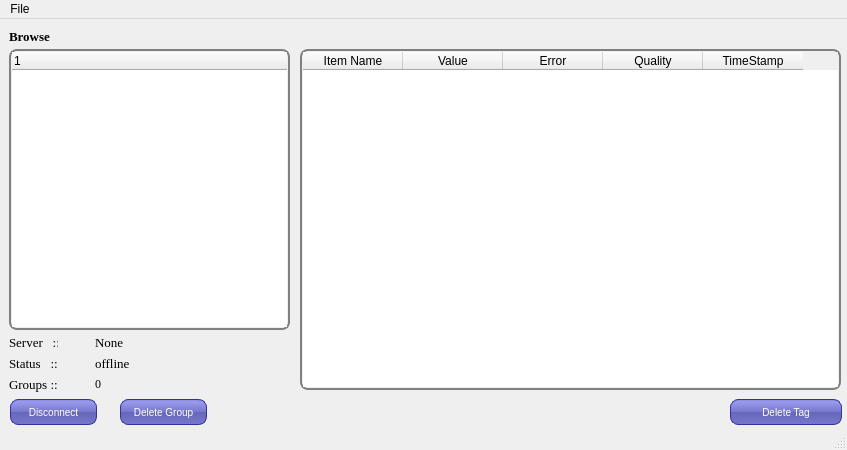
This is ui files/test_homeF.ui in infohe/ref-pub-OPC-DA-Client as Qt 5 draws it before an edit. The edited form follows.
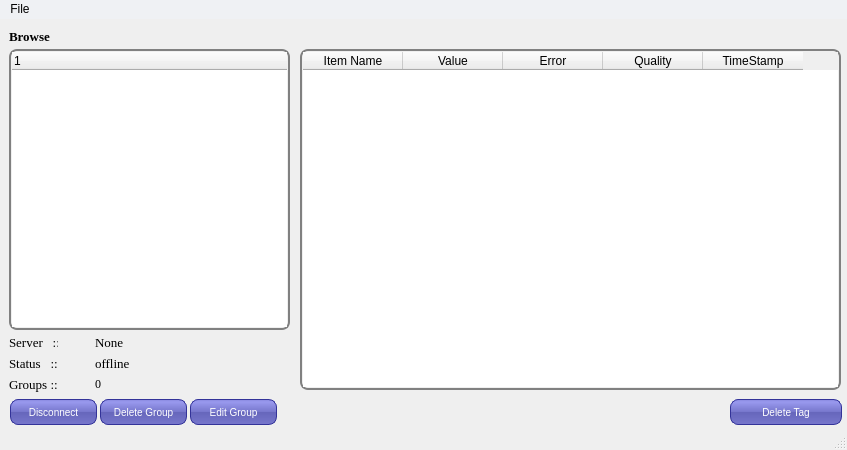
This is the edited form. Icons and pictures are not drawn.

What changed in the file:
```diff
--- a/ui files/test_homeF.ui
+++ b/ui files/test_homeF.ui
@@ -20,7 +20,9 @@
    <string>MainWindow</string>
   </property>
   <property name="styleSheet">
-   <string notr="true">
+   <string notr="true">QMenuBar {
+background-color: #eff1f4;
+}
 QTreeWidget{
 padding: 1px;
 border-style: solid;
@@ -259,7 +261,7 @@
    <widget class="QPushButton" name="button_deletegroup">
     <property name="geometry">
      <rect>
-      <x>120</x>
+      <x>100</x>
       <y>380</y>
       <width>87</width>
       <height>26</height>
@@ -386,6 +388,41 @@
      <string>Delete Tag</string>
     </property>
    </widget>
+   <widget class="QPushButton" name="button_editgroup">
+    <property name="geometry">
+     <rect>
+      <x>190</x>
+      <y>380</y>
+      <width>87</width>
+      <height>26</height>
+     </rect>
+    </property>
+    <property name="font">
+     <font>
+      <pointsize>-1</pointsize>
+     </font>
+    </property>
+    <property name="styleSheet">
+     <string notr="true">border: 2px solid gray;
+color: white;
+background-color: QLinearGradient( x1: 0, y1: 0, x2: 0, y2: 1, stop: 0 #88d, stop: 0.1 #99e, stop: 0.49 #77c, stop: 0.5 #66b, stop: 1 #77c);
+border-width: 1px;
+border-color: #339;
+border-style: solid;
+border-radius: 8px;
+padding: 3px;
+font-size: 10px;
+padding-left: 5px;
+padding-right: 5px;
+min-width: 75px;
+max-width: 75px;
+min-height: 18px;
+max-height: 18px;</string>
+    </property>
+    <property name="text">
+     <string>Edit Group</string>
+    </property>
+   </widget>
   </widget>
   <widget class="QMenuBar" name="menubar">
    <property name="geometry">
```
